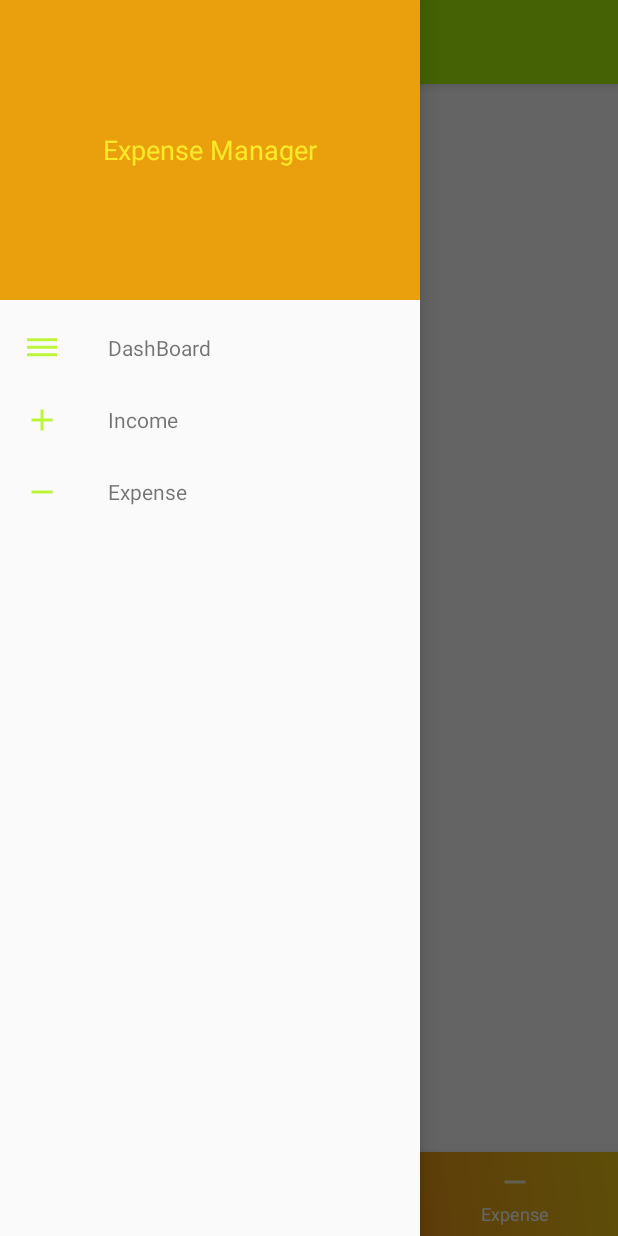
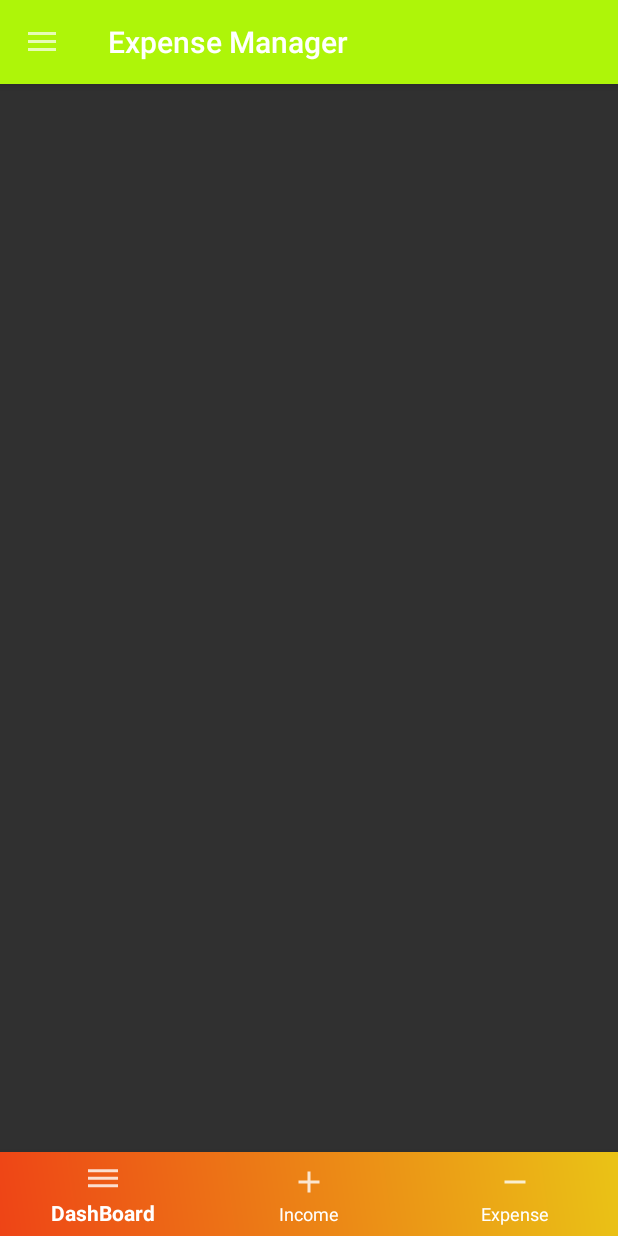
Before and after one commit to shreyas-sakri/ExpenseManagerApp, an Android app: the HomeActivity screen opened directly, with no data from a screen before it, in the side drawer, after a tap on "Income", on a phone screen of 412 x 824 dp. Run offline under Robolectric (Android 15) with nearby library versions, the phone set to English and light mode, and no system bars.

```diff
--- a/app/src/main/java/com/example/expensemanager/HomeActivity.java
+++ b/app/src/main/java/com/example/expensemanager/HomeActivity.java
@@ -1,14 +1,85 @@
 package com.example.expensemanager;
 
+import androidx.annotation.NonNull;
+import androidx.appcompat.app.ActionBarDrawerToggle;
 import androidx.appcompat.app.AppCompatActivity;
+import androidx.coordinatorlayout.widget.CoordinatorLayout;
+import androidx.core.view.GravityCompat;
+import androidx.drawerlayout.widget.DrawerLayout;
 
 import android.os.Bundle;
+import android.view.MenuItem;
+import android.widget.Switch;
+//import android.widget.Toolbar;
+import androidx.appcompat.widget.Toolbar;
+import androidx.fragment.app.Fragment;
+import androidx.fragment.app.FragmentTransaction;
 
-public class HomeActivity extends AppCompatActivity {
+import com.google.android.material.navigation.NavigationView;
+
+public class HomeActivity extends AppCompatActivity implements NavigationView.OnNavigationItemSelectedListener {
 
     @Override
     protected void onCreate(Bundle savedInstanceState) {
         super.onCreate(savedInstanceState);
         setContentView(R.layout.activity_home);
+        Toolbar toolbar=findViewById(R.id.my_toolbar);
+        toolbar.setTitle("Expense Manager");
+        setSupportActionBar(toolbar);
+
+        DrawerLayout drawerLayout=findViewById(R.id.drawer_layout);
+        ActionBarDrawerToggle toggle=new ActionBarDrawerToggle(
+                this,drawerLayout,toolbar,R.string.navigation_drawer_open,R.string.navigation_drawer_close
+        );
+        drawerLayout.addDrawerListener(toggle);
+        toggle.syncState();
+
+
+        NavigationView navigationView=findViewById(R.id.naView);
+        navigationView.setNavigationItemSelectedListener(this);
+
+    }
+
+    @Override
+    public void onBackPressed() {
+        DrawerLayout drawerLayout = findViewById(R.id.drawer_layout);
+        if (drawerLayout.isDrawerOpen(GravityCompat.END)){
+            drawerLayout.closeDrawer(GravityCompat.END);
+        }else{
+            super.onBackPressed();
+        }
+
+    }
+
+    public void  displaySelectedListner(int itemId){
+        Fragment fragment=null;
+
+        switch (itemId)
+        {
+            case R.id.dashboard:
+                break;
+
+            case R.id.income:
+                break;
+
+            case R.id.expense:
+                break;
+
+        }
+
+        if(fragment!=null){
+            FragmentTransaction ft=getSupportFragmentManager().beginTransaction();
+            ft.replace(R.id.main_frame,fragment);
+            ft.commit();
+        }
+
+        DrawerLayout drawerLayout=findViewById(R.id.drawer_layout);
+        drawerLayout.closeDrawer(GravityCompat.START);
+    }
+
+    @Override
+    public boolean onNavigationItemSelected(@NonNull MenuItem item) {
+        displaySelectedListner(item.getItemId());
+        return true;
     }
 }
--- a/app/src/main/res/values/strings.xml
+++ b/app/src/main/res/values/strings.xml
@@ -3,4 +3,6 @@
     <string name="forget_password">Forget Password?</string>
     <string name="dont_have_a_account_sign_up_here">Dont Have a Account? Sign Up Here!!</string>
     <string name="log_in">Log In</string>
+    <string name="navigation_drawer_close">Close navigation drawer</string>
+    <string name="navigation_drawer_open">Open navigation drawer</string>
 </resources>
--- a/app/src/main/res/values/themes.xml
+++ b/app/src/main/res/values/themes.xml
@@ -1,6 +1,6 @@
 <resources xmlns:tools="http://schemas.android.com/tools">
     <!-- Base application theme. -->
-    <style name="Theme.ExpenseManager" parent="Theme.AppCompat.DayNight.NoActionBar">
+    <style name="Theme.ExpenseManager" parent="Theme.AppCompat.NoActionBar">
         <!-- Primary brand color. -->
         <item name="colorPrimary">@color/purple_500</item>
         <item name="colorPrimaryVariant">@color/purple_700</item>
```
